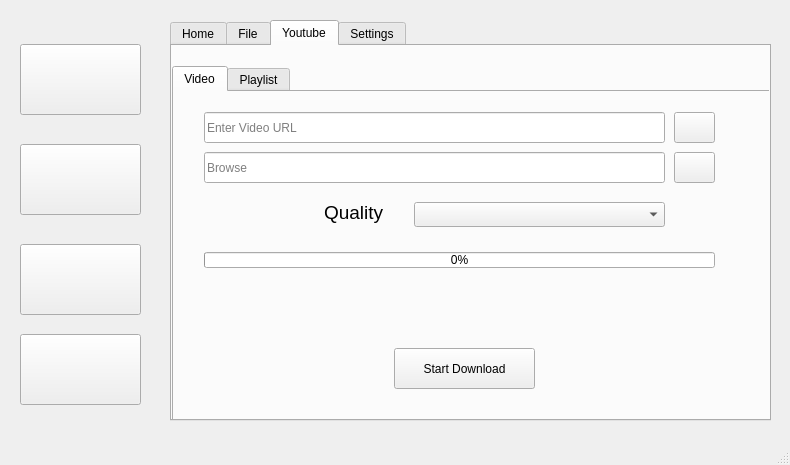
This is main.ui in dtsuper3/yt-downloader-python as Qt 5 draws it before an edit. The edited form follows.
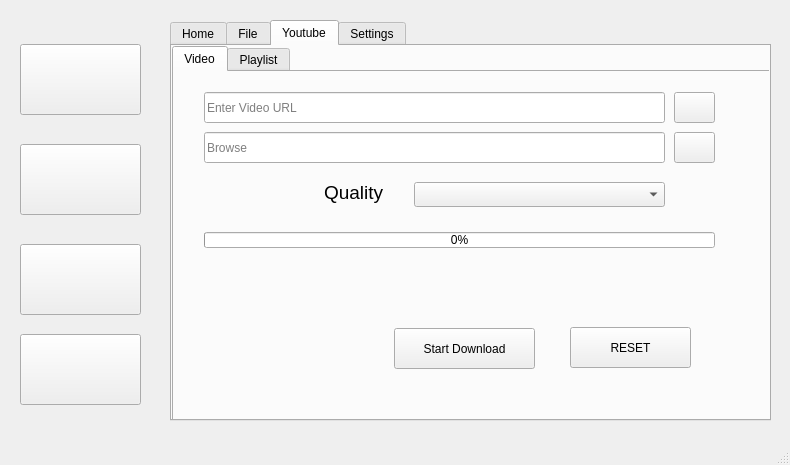
This is the edited form. The open tabs and pages were chosen to show the change. Icons and pictures are not drawn.

Commit message: add reset features

Diff of the .ui file:
```diff
--- a/main.ui
+++ b/main.ui
@@ -358,7 +358,7 @@
       <property name="geometry">
        <rect>
         <x>0</x>
-        <y>20</y>
+        <y>0</y>
         <width>601</width>
         <height>381</height>
        </rect>
@@ -527,6 +527,22 @@
          <string/>
         </property>
        </widget>
+       <widget class="QPushButton" name="pushButton_16">
+        <property name="geometry">
+         <rect>
+          <x>396</x>
+          <y>255</y>
+          <width>121</width>
+          <height>41</height>
+         </rect>
+        </property>
+        <property name="cursor">
+         <cursorShape>PointingHandCursor</cursorShape>
+        </property>
+        <property name="text">
+         <string>RESET</string>
+        </property>
+       </widget>
       </widget>
       <widget class="QWidget" name="tab_4">
        <attribute name="title">
```
Left out of the diff: 16 changed lines with no effect on the pictures. The commit also changes 1 other file.
